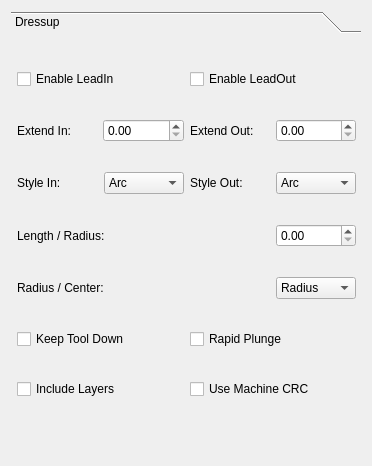
This is src/Mod/Path/Gui/Resources/panels/DressUpLeadInOutEdit.ui in southseact-3d/fcd as Qt 5 draws it before an edit. The edited form follows.
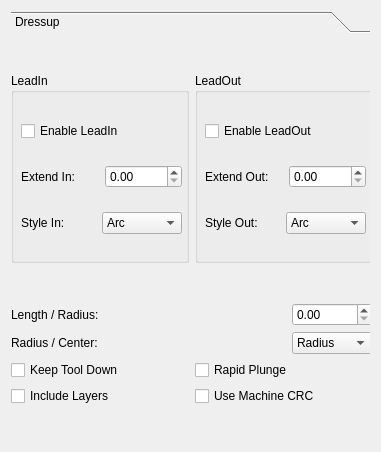
This is the edited form.

```diff
--- a/src/Mod/Path/Gui/Resources/panels/DressUpLeadInOutEdit.ui
+++ b/src/Mod/Path/Gui/Resources/panels/DressUpLeadInOutEdit.ui
@@ -6,8 +6,8 @@
    <rect>
     <x>0</x>
     <y>0</y>
-    <width>372</width>
-    <height>466</height>
+    <width>381</width>
+    <height>452</height>
    </rect>
   </property>
   <property name="windowTitle">
@@ -36,8 +36,8 @@
        <rect>
         <x>0</x>
         <y>0</y>
-        <width>354</width>
-        <height>418</height>
+        <width>363</width>
+        <height>403</height>
        </rect>
       </property>
       <attribute name="label">
@@ -48,49 +48,58 @@
         <rect>
          <x>0</x>
          <y>0</y>
-         <width>351</width>
-         <height>391</height>
+         <width>361</width>
+         <height>401</height>
         </rect>
        </property>
-       <layout class="QGridLayout" name="gridLayout">
-        <property name="leftMargin">
-         <number>6</number>
-        </property>
-        <property name="topMargin">
-         <number>6</number>
-        </property>
-        <property name="rightMargin">
-         <number>6</number>
-        </property>
-        <property name="bottomMargin">
-         <number>6</number>
-        </property>
-        <property name="verticalSpacing">
-         <number>6</number>
-        </property>
-        <item row="6" column="0">
-         <layout class="QHBoxLayout" name="horizontalLayout_7">
-          <item>
-           <widget class="QCheckBox" name="chkLayers">
-            <property name="toolTip">
-             <string>&lt;html&gt;&lt;head/&gt;&lt;body&gt;&lt;p&gt;Apply Lead In/Out on all layers&lt;/p&gt;&lt;/body&gt;&lt;/html&gt;</string>
-            </property>
-            <property name="text">
-             <string>Include Layers</string>
-            </property>
-           </widget>
-          </item>
+       <layout class="QVBoxLayout" name="verticalLayout_4">
+        <item>
+         <layout class="QHBoxLayout" name="horizontalLayout">
+          <property name="sizeConstraint">
+           <enum>QLayout::SetDefaultConstraint</enum>
+          </property>
+          <item>
+           <widget class="QGroupBox" name="groupBox">
+            <property name="sizePolicy">
+             <sizepolicy hsizetype="Minimum" vsizetype="Preferred">
+              <horstretch>0</horstretch>
+              <verstretch>0</verstretch>
+             </sizepolicy>
+            </property>
+            <property name="minimumSize">
+             <size>
+              <width>0</width>
+              <height>0</height>
+             </size>
+            </property>
+            <property name="maximumSize">
+             <size>
+              <width>180</width>
+              <height>190</height>
+             </size>
+            </property>
+            <property name="title">
+             <string>LeadIn</string>
+            </property>
+            <widget class="QWidget" name="layoutWidget">
+             <property name="geometry">
+              <rect>
+               <x>10</x>
+               <y>30</y>
+               <width>161</width>
+               <height>151</height>
+              </rect>
+             </property>
+             <layout class="QVBoxLayout" name="verticalLayout">
           <item>
-           <widget class="QCheckBox" name="chkUseCRC">
+               <widget class="QCheckBox" name="chkLeadIn">
             <property name="text">
-             <string>Use Machine CRC</string>
+                 <string>Enable LeadIn</string>
             </property>
            </widget>
           </item>
-         </layout>
-        </item>
-        <item row="1" column="0">
-         <layout class="QHBoxLayout" name="horizontalLayout_2">
+              <item>
+               <layout class="QHBoxLayout" name="horizontalLayout_8">
           <item>
            <widget class="QLabel" name="label">
             <property name="text">
@@ -102,12 +111,90 @@
            <widget class="QDoubleSpinBox" name="dsbExtendIn">
             <property name="minimumSize">
              <size>
+                    <width>60</width>
+                    <height>0</height>
+                   </size>
+                  </property>
+                 </widget>
+                </item>
+               </layout>
+              </item>
+              <item>
+               <layout class="QHBoxLayout" name="horizontalLayout_9">
+                <item>
+                 <widget class="QLabel" name="label_3">
+                  <property name="text">
+                   <string>Style In:</string>
+                  </property>
+                 </widget>
+                </item>
+                <item>
+                 <widget class="QComboBox" name="cboStyleIn">
+                  <property name="minimumSize">
+                   <size>
               <width>80</width>
               <height>0</height>
              </size>
             </property>
-           </widget>
-          </item>
+                  <property name="maximumSize">
+                   <size>
+                    <width>80</width>
+                    <height>16777215</height>
+                   </size>
+                  </property>
+                  <item>
+                   <property name="text">
+                    <string>Arc</string>
+                   </property>
+                  </item>
+                  <item>
+                   <property name="text">
+                    <string>Tangent</string>
+                   </property>
+                  </item>
+                  <item>
+                   <property name="text">
+                    <string>Perpendicular</string>
+                   </property>
+                  </item>
+                 </widget>
+                </item>
+               </layout>
+              </item>
+             </layout>
+            </widget>
+           </widget>
+          </item>
+          <item>
+           <widget class="QGroupBox" name="groupBox_2">
+            <property name="maximumSize">
+             <size>
+              <width>180</width>
+              <height>190</height>
+             </size>
+            </property>
+            <property name="title">
+             <string>LeadOut</string>
+            </property>
+            <widget class="QWidget" name="layoutWidget">
+             <property name="geometry">
+              <rect>
+               <x>10</x>
+               <y>30</y>
+               <width>161</width>
+               <height>151</height>
+              </rect>
+             </property>
+             <layout class="QVBoxLayout" name="verticalLayout_2">
+              <item>
+               <widget class="QCheckBox" name="chkLeadOut">
+                <property name="text">
+                 <string>Enable LeadOut</string>
+                </property>
+               </widget>
+              </item>
+              <item>
+               <layout class="QHBoxLayout" name="horizontalLayout_10">
           <item>
            <widget class="QLabel" name="label_2">
             <property name="text">
@@ -119,7 +206,7 @@
            <widget class="QDoubleSpinBox" name="dsbExtendOut">
             <property name="minimumSize">
              <size>
-              <width>80</width>
+                    <width>60</width>
               <height>0</height>
              </size>
             </property>
@@ -127,25 +214,57 @@
           </item>
          </layout>
         </item>
-        <item row="0" column="0">
-         <layout class="QHBoxLayout" name="horizontalLayout">
           <item>
-           <widget class="QCheckBox" name="chkLeadIn">
+               <layout class="QHBoxLayout" name="horizontalLayout_11">
+                <item>
+                 <widget class="QLabel" name="label_4">
             <property name="text">
-             <string>Enable LeadIn</string>
+                   <string>Style Out:</string>
             </property>
            </widget>
           </item>
           <item>
-           <widget class="QCheckBox" name="chkLeadOut">
+                 <widget class="QComboBox" name="cboStyleOut">
+                  <property name="minimumSize">
+                   <size>
+                    <width>80</width>
+                    <height>0</height>
+                   </size>
+                  </property>
+                  <property name="maximumSize">
+                   <size>
+                    <width>80</width>
+                    <height>16777215</height>
+                   </size>
+                  </property>
+                  <item>
             <property name="text">
-             <string>Enable LeadOut</string>
-            </property>
+                    <string>Arc</string>
+                   </property>
+                  </item>
+                  <item>
+                   <property name="text">
+                    <string>Tangent</string>
+                   </property>
+                  </item>
+                  <item>
+                   <property name="text">
+                    <string>Perpendicular</string>
+                   </property>
+                  </item>
            </widget>
           </item>
          </layout>
         </item>
-        <item row="3" column="0">
+             </layout>
+            </widget>
+           </widget>
+          </item>
+         </layout>
+        </item>
+        <item>
+         <layout class="QVBoxLayout" name="verticalLayout_3">
+          <item>
          <layout class="QHBoxLayout" name="horizontalLayout_4">
           <item>
            <widget class="QLabel" name="label_5">
@@ -172,105 +291,7 @@
           </item>
          </layout>
         </item>
-        <item row="2" column="0">
-         <layout class="QHBoxLayout" name="horizontalLayout_3">
           <item>
-           <widget class="QLabel" name="label_3">
-            <property name="text">
-             <string>Style In:</string>
-            </property>
-           </widget>
-          </item>
-          <item>
-           <widget class="QComboBox" name="cboStyleIn">
-            <property name="minimumSize">
-             <size>
-              <width>80</width>
-              <height>0</height>
-             </size>
-            </property>
-            <property name="maximumSize">
-             <size>
-              <width>80</width>
-              <height>16777215</height>
-             </size>
-            </property>
-            <item>
-             <property name="text">
-              <string>Arc</string>
-             </property>
-            </item>
-            <item>
-             <property name="text">
-              <string>Tangent</string>
-             </property>
-            </item>
-            <item>
-             <property name="text">
-              <string>Perpendicular</string>
-             </property>
-            </item>
-           </widget>
-          </item>
-          <item>
-           <widget class="QLabel" name="label_4">
-            <property name="text">
-             <string>Style Out:</string>
-            </property>
-           </widget>
-          </item>
-          <item>
-           <widget class="QComboBox" name="cboStyleOut">
-            <property name="minimumSize">
-             <size>
-              <width>80</width>
-              <height>0</height>
-             </size>
-            </property>
-            <property name="maximumSize">
-             <size>
-              <width>80</width>
-              <height>16777215</height>
-             </size>
-            </property>
-            <item>
-             <property name="text">
-              <string>Arc</string>
-             </property>
-            </item>
-            <item>
-             <property name="text">
-              <string>Tangent</string>
-             </property>
-            </item>
-            <item>
-             <property name="text">
-              <string>Perpendicular</string>
-             </property>
-            </item>
-           </widget>
-          </item>
-         </layout>
-        </item>
-        <item row="5" column="0">
-         <layout class="QHBoxLayout" name="horizontalLayout_6">
-          <item>
-           <widget class="QCheckBox" name="chkKeepToolDown">
-            <property name="text">
-             <string>Keep Tool Down</string>
-            </property>
-           </widget>
-          </item>
-          <item>
-           <widget class="QCheckBox" name="chkRapidPlunge">
-            <property name="text">
-             <string>Rapid Plunge</string>
-            </property>
-           </widget>
-          </item>
-         </layout>
-        </item>
-        <item row="4" column="0">
          <layout class="QHBoxLayout" name="horizontalLayout_5">
           <item>
            <widget class="QLabel" name="label_6">
@@ -304,6 +325,47 @@
              </property>
             </item>
            </widget>
+            </item>
+           </layout>
+          </item>
+          <item>
+           <layout class="QHBoxLayout" name="horizontalLayout_6">
+            <item>
+             <widget class="QCheckBox" name="chkKeepToolDown">
+              <property name="text">
+               <string>Keep Tool Down</string>
+              </property>
+             </widget>
+            </item>
+            <item>
+             <widget class="QCheckBox" name="chkRapidPlunge">
+              <property name="text">
+               <string>Rapid Plunge</string>
+              </property>
+             </widget>
+            </item>
+           </layout>
+          </item>
+          <item>
+           <layout class="QHBoxLayout" name="horizontalLayout_7">
+            <item>
+             <widget class="QCheckBox" name="chkLayers">
+              <property name="toolTip">
+               <string>&lt;html&gt;&lt;head/&gt;&lt;body&gt;&lt;p&gt;Apply Lead In/Out on all layers&lt;/p&gt;&lt;/body&gt;&lt;/html&gt;</string>
+              </property>
+              <property name="text">
+               <string>Include Layers</string>
+              </property>
+             </widget>
+            </item>
+            <item>
+             <widget class="QCheckBox" name="chkUseCRC">
+              <property name="text">
+               <string>Use Machine CRC</string>
+              </property>
+             </widget>
+            </item>
+           </layout>
           </item>
          </layout>
         </item>
```
Lines whose indentation alone changed are shown as unchanged.
